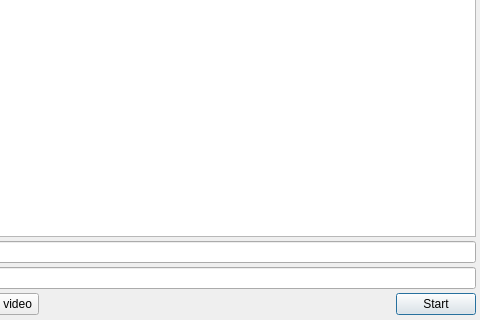
YomikoR/VapourSynth-Editor, file src/frame_consumers/encode_dialog.ui: the form before one commit; both pictures show x 197 to 677 and y 328 to 648 of the 677 by 648 pixel window.
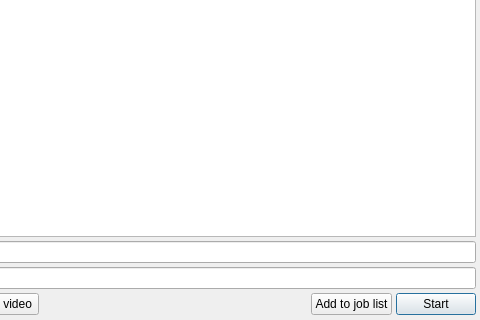
The form after the commit. Custom widgets are drawn as their Qt base class.

Diff of the .ui file:
```diff
--- a/src/frame_consumers/encode_dialog.ui
+++ b/src/frame_consumers/encode_dialog.ui
@@ -225,6 +225,13 @@
        </property>
       </spacer>
      </item>
+     <item>
+      <widget class="QPushButton" name="addToJobListButton">
+       <property name="text">
+        <string>Add to job list</string>
+       </property>
+      </widget>
+     </item>
      <item>
       <widget class="QPushButton" name="startStopEncodeButton">
        <property name="text">
```
